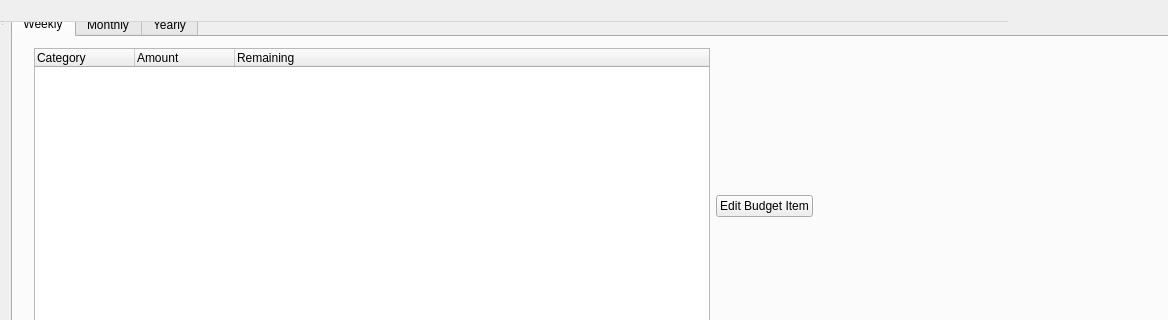
Above: src/budgettarget.ui from shimks/financial-wealth-management before the change; both pictures show x 0 to 1168 and y 0 to 320 of the 1251 by 730 pixel window. Below: the same form after it.
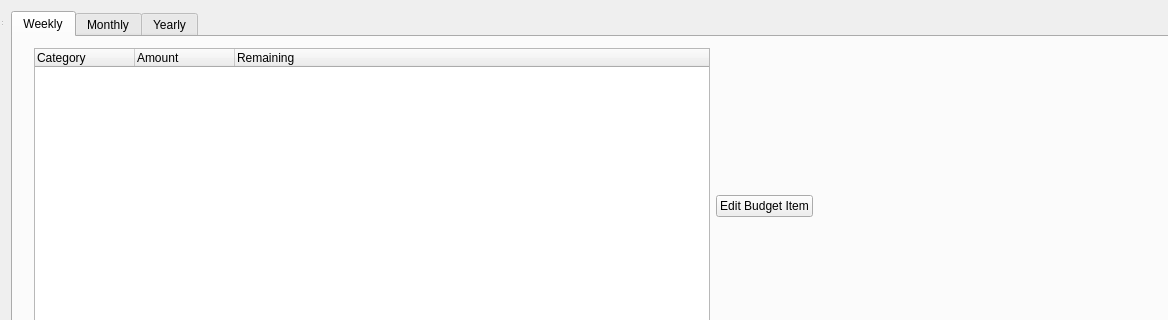
That is the form after the change. The open tabs and pages were chosen to show the change.

Commit message: fix styling to match up with all tabs

```diff
--- a/src/budgettarget.ui
+++ b/src/budgettarget.ui
@@ -10,6 +10,12 @@
     <height>730</height>
    </rect>
   </property>
+  <property name="minimumSize">
+   <size>
+    <width>1251</width>
+    <height>730</height>
+   </size>
+  </property>
   <property name="windowTitle">
    <string>Burget Target Team George</string>
   </property>
@@ -399,16 +405,6 @@
     </item>
    </layout>
   </widget>
-  <widget class="QMenuBar" name="menuBar">
-   <property name="geometry">
-    <rect>
-     <x>0</x>
-     <y>0</y>
-     <width>1008</width>
-     <height>22</height>
-    </rect>
-   </property>
-  </widget>
   <widget class="QToolBar" name="mainToolBar">
    <property name="geometry">
     <rect>
```
Left out of the diff: 2 changed lines with no effect on the pictures. The commit also changes 7 other files.
